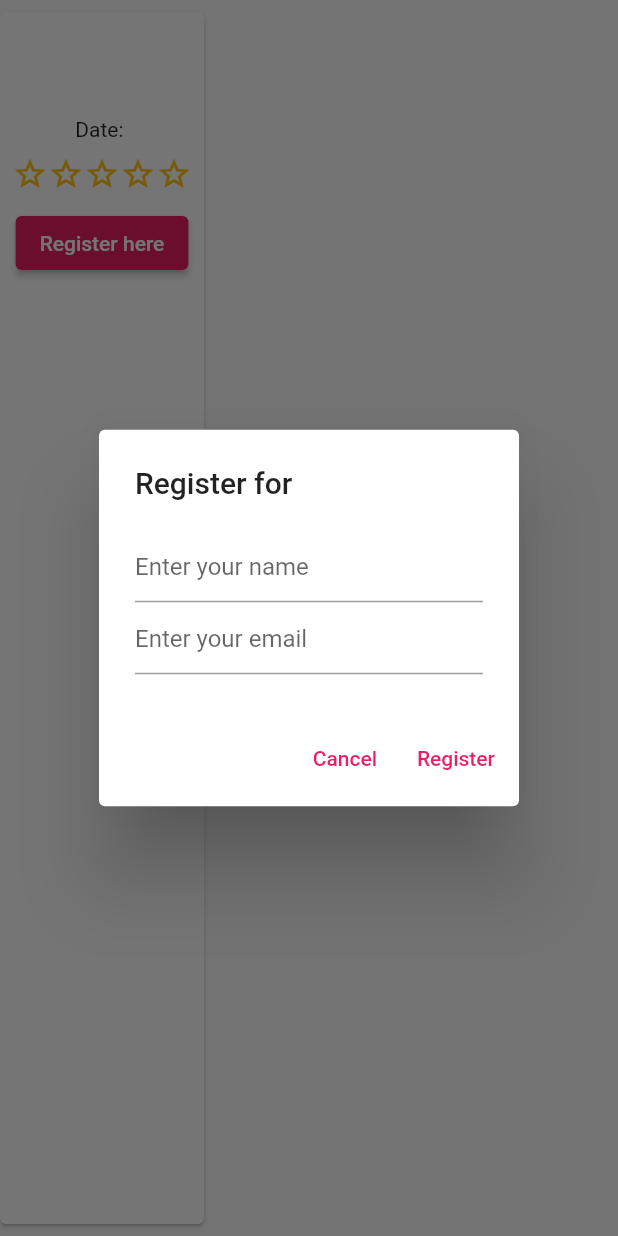
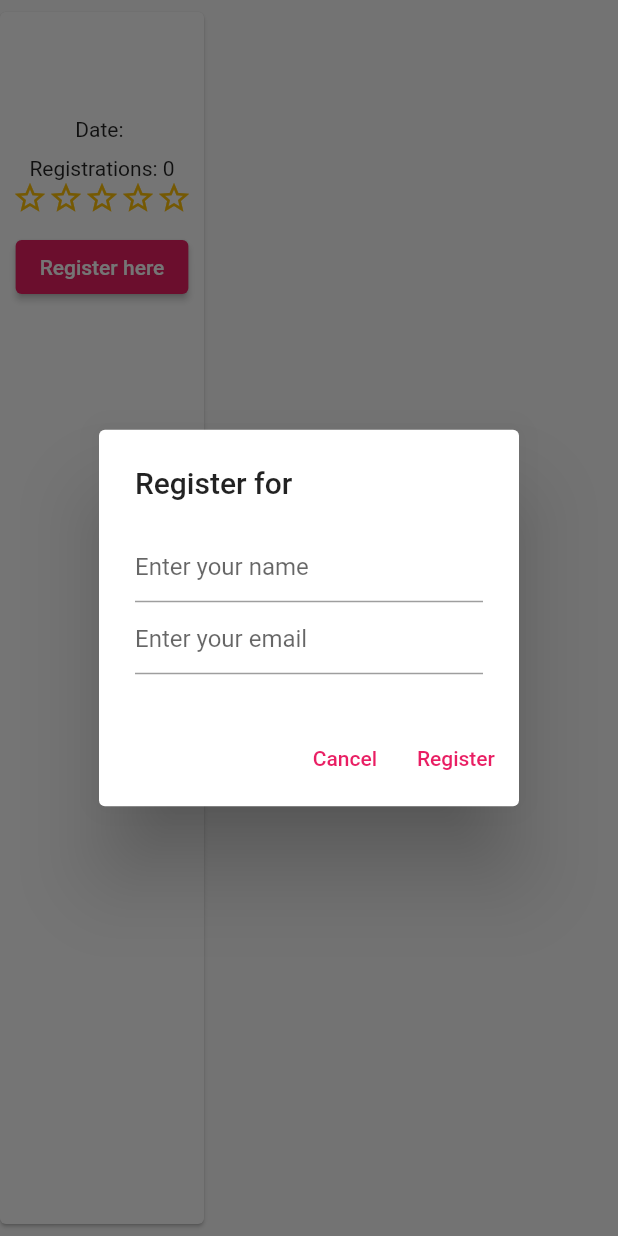
Before and after one commit to shafiq97/volunteering, a Flutter app: the EventTile widget shown alone on an empty page, opened directly with empty values, after a tap on "Register here", on a phone screen of 412 x 824 dp. Run offline on Flutter 3.47's test engine with Material 2 defaults, Android fonts, the light colour scheme and no system bars; our stand-ins replace cloud_firestore, firebase_auth, firebase_core, firebase_storage, fluttertoast, image_picker; missing offline and left inert: firebase_app_check; accounts and stored records are empty.

Commit message:
add current registration

```diff
--- a/lib/activity.dart
+++ b/lib/activity.dart
@@ -107,6 +107,13 @@ class EventTile extends StatelessWidget {
     this.imageUrl,
     required this.rating,
   });
+  Future<int> _getNumberOfRegistrations(String eventId) async {
+    QuerySnapshot querySnapshot = await FirebaseFirestore.instance
+        .collection('registrations')
+        .where('eventId', isEqualTo: eventId)
+        .get();
+    return querySnapshot.docs.length;
+  }
 
   List<Widget> buildStars(double rating) {
     List<Widget> stars = [];
@@ -148,6 +155,18 @@ class EventTile extends StatelessWidget {
             const SizedBox(height: 10),
             Text('Date: $date'),
             const SizedBox(height: 10),
+            FutureBuilder<int>(
+              future: _getNumberOfRegistrations(eventId),
+              builder: (BuildContext context, AsyncSnapshot<int> snapshot) {
+                if (snapshot.connectionState == ConnectionState.waiting) {
+                  return const Text('Loading...');
+                }
+                if (snapshot.hasError) {
+                  return Text('Error: ${snapshot.error}');
+                }
+                return Text('Registrations: ${snapshot.data}');
+              },
+            ),
             Row(
               mainAxisSize: MainAxisSize.min,
               children: buildStars(rating),
```
